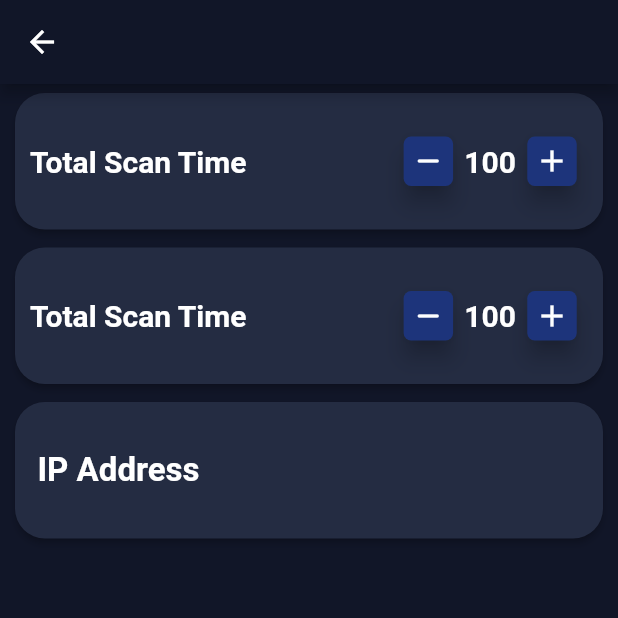
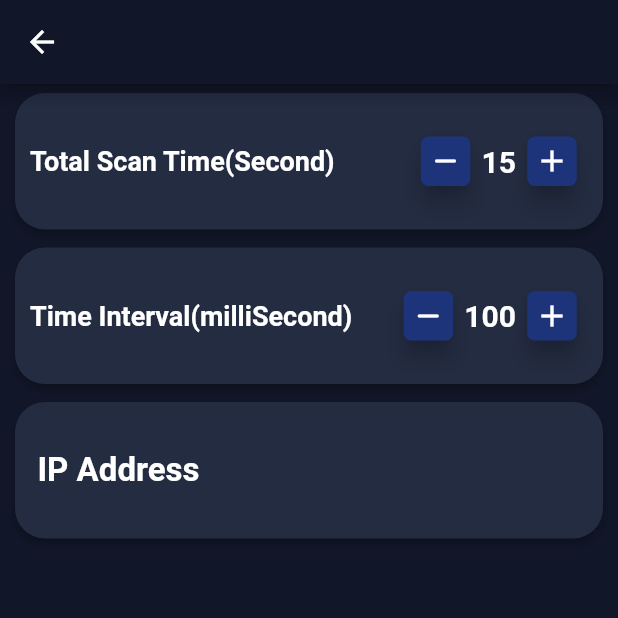
Before and after one commit to zeinab-sheikhi/wifi-fingerprint-positioning-frontend, a Flutter app: the SettingScreen screen opened directly, after a tap on the "remove" icon, on a phone screen of 412 x 824 dp, the top half of it. Run offline on Flutter 3.47's test engine with Material 2 defaults, Android fonts, the phone set to English and light mode, and no system bars; drawn by our look-alikes of auto_size_text; our stand-ins replace circular_countdown_timer, fl_chart, material_design_icons_flutter, shared_preferences; missing offline and left inert: wifi_scan_plugin; accounts and stored records are empty.

Commit message:
shared preferences configured for setting items

```diff
--- /dev/null
+++ b/lib/constants.dart
@@ -0,0 +1,9 @@
+import 'dart:core';
+
+class Constants{
+
+  static const int chooseScanTime = 1;
+  static const int chooseIntervalTime = 2;
+  static final Map<String, String> headers = {"Content-type": "application/json"};
+
+}
--- a/lib/home.dart
+++ b/lib/home.dart
@@ -6,6 +6,8 @@ import 'package:access_point/views/tabs/online_phase_screen.dart';
 import 'package:access_point/views/tabs/wifi_scanner_screen.dart';
 import 'package:flutter/material.dart';
 import 'package:auto_size_text/auto_size_text.dart';
+
+import 'constants.dart';
 
 
 
@@ -18,7 +20,6 @@ class _HomeState extends State<Home> {
 
   @override
   Widget build(BuildContext context) {
-
     double width = MediaQuery
         .of(context)
         .size
--- a/lib/utils/widgets/custom_server_setting_card.dart
+++ b/lib/utils/widgets/custom_server_setting_card.dart
@@ -2,8 +2,7 @@
 import 'package:access_point/utils/widgets/custom_text_field.dart';
 import 'package:flutter/material.dart';
 import 'package:flutter/widgets.dart';
-// ignore: import_of_legacy_library_into_null_safe
-import 'package:flutter_keyboard_aware_dialog/flutter_keyboard_aware_dialog.dart';
+import 'package:shared_preferences/shared_preferences.dart';
 
 
 // ignore: must_be_immutable
@@ -23,6 +22,14 @@ class _ServerSettingState extends State<ServerSetting> {
 
   final TextEditingController ipAddressTextFieldController = TextEditingController();
   final TextEditingController portTextFieldController = TextEditingController();
+  String _ipAddress = "";
+  String _port = "";
+
+  @override
+  void initState() {
+    super.initState();
+    _loadServerSettings();
+  }
 
 
   @override
@@ -70,6 +77,7 @@ class _ServerSettingState extends State<ServerSetting> {
       builder:(context) {
         return AlertDialog(
           // backgroundColor: Color(0xff15317c),
+          backgroundColor: Color(0xff111628),
           contentPadding: const EdgeInsets.all(16.0),
           content:  Column(
             mainAxisSize: MainAxisSize.min,
@@ -79,9 +87,9 @@ class _ServerSettingState extends State<ServerSetting> {
               Padding(
                 padding: const EdgeInsets.symmetric(vertical: 10),
                 child: MyTextField(
-                    hintText: '192.168.1.3',
+                    hintText: _ipAddress,
                     labelText: 'IP Address',
-                    prefixIcon: Icon(Icons.edit_outlined, color: Colors.white,),
+                    prefixIcon: Icon(Icons.edit_outlined, color: Color(0xff43adb7),),
                     controller: ipAddressTextFieldController,
                     keyboardType: TextInputType.numberWithOptions(
                       decimal: true,
@@ -90,9 +98,9 @@ class _ServerSettingState extends State<ServerSetting> {
                 ),
               ),
               MyTextField(
-                  hintText: '3005',
+                  hintText: _port,
                   labelText: 'Port',
-                  prefixIcon: Icon(Icons.edit_outlined, color: Colors.white,),
+                  prefixIcon: Icon(Icons.edit_outlined, color: Color(0xff43adb7),),
                   controller: portTextFieldController,
                   keyboardType: TextInputType.numberWithOptions(
                       decimal: true,
@@ -102,14 +110,15 @@ class _ServerSettingState extends State<ServerSetting> {
             ],
           ),
           actions: <Widget>[
-            new FlatButton(
-                child: const Text('CANCEL'),
+             ElevatedButton(
+                child: const Text('CANCEL', style: TextStyle(color: Color(0xff43adb7),),),
                 onPressed: () {
                   Navigator.pop(context);
                 }),
-            new FlatButton(
-                child: const Text('OK'),
+            ElevatedButton(
+                child: const Text('OK', style: TextStyle(color: Color(0xff43adb7),)),
                 onPressed: () {
+                  setServerSetting();
                   Navigator.pop(context);
                 })
           ],
@@ -117,4 +126,23 @@ class _ServerSettingState extends State<ServerSetting> {
       }
     );
   }
+  _loadServerSettings() async {
+    SharedPreferences prefs = await SharedPreferences.getInstance();
+    setState(() {
+      _ipAddress = (prefs.getString('ipAddress') ?? '192.168.1.3');
+      _port = (prefs.getString('port') ?? '3005');
+    });
+  }
+  setServerSetting() async {
+    SharedPreferences prefs = await SharedPreferences.getInstance();
+    setState(() {
+      _ipAddress = ipAddressTextFieldController.text;
+      prefs.setString('ipAddress', _ipAddress);
+      _port = portTextFieldController.text;
+      prefs.setString('port', _port);
+    });
+    print(_ipAddress + ":" + _port);
+
+  }
+
 }
--- a/lib/utils/widgets/custom_time_setting_card.dart
+++ b/lib/utils/widgets/custom_time_setting_card.dart
@@ -1,13 +1,37 @@
+
+import 'package:access_point/constants.dart';
+// ignore: import_of_legacy_library_into_null_safe
+import 'package:auto_size_text/auto_size_text.dart';
+import 'package:shared_preferences/shared_preferences.dart';
+
 import 'package:flutter/material.dart';
 
 import 'custom_round_button.dart';
 
+// ignore: must_be_immutable
 class SettingTimeCard extends StatefulWidget {
+
+  String text;
+  int baseTime;
+  int chooseTerm;
+
+  SettingTimeCard({
+    required this.text,
+    required this.baseTime,
+    required this.chooseTerm
+});
   @override
   _SettingTimeCardState createState() => _SettingTimeCardState();
 }
 
 class _SettingTimeCardState extends State<SettingTimeCard> {
+  int timeText = 0;
+
+  @override
+  void initState() {
+    super.initState();
+    _loadSampleTime();
+  }
 
   @override
   Widget build(BuildContext context) {
@@ -26,26 +50,37 @@ class _SettingTimeCardState extends State<SettingTimeCard> {
           child: Row(
             mainAxisAlignment: MainAxisAlignment.spaceBetween,
             children: [
-            Text(
-            'Total Scan Time',
+            AutoSizeText(
+            widget.text,
+            maxLines: 1,
             style: TextStyle(
               color: Colors.white,
-              fontSize: 20.0,
+              fontSize: 18.0,
               fontWeight: FontWeight.bold
             ),
           ),
               Row(
                 mainAxisAlignment: MainAxisAlignment.spaceBetween,
                 children: [
-                RoundButton(icon: Icon(Icons.remove_rounded, color: Color(0xfffdfeff),), onPressed: () {print('minus');}, width: width, height: height),
-                Text('100',
+                RoundButton(
+                    icon: Icon(Icons.remove_rounded, color: Color(0xfffdfeff),),
+                    onPressed: () {decreaseTime();},
+                    width: width,
+                    height: height),
+                AutoSizeText(
+                  timeText.toString(),
+                  maxLines: 1,
                   style: TextStyle(
                     color: Colors.white,
                     fontSize: 20,
                     fontWeight: FontWeight.bold
                   ),
                 ),
-                RoundButton(icon: Icon(Icons.add, color: Color(0xfffdfeff),), onPressed: () {print('Plus');}, width: width, height: height),
+                RoundButton(
+                    icon: Icon(Icons.add, color: Color(0xfffdfeff),),
+                    onPressed: () { increaseTime();},
+                    width: width,
+                    height: height),
               ],
             ),
             ]
@@ -55,4 +90,93 @@ class _SettingTimeCardState extends State<SettingTimeCard> {
     );
   }
 
+  _loadSampleTime() async {
+    SharedPreferences prefs = await SharedPreferences.getInstance();
+    switch (widget.chooseTerm) {
+      case Constants.chooseScanTime: {
+        setState(() {
+          timeText = (prefs.getInt('scanTime') ?? 20);
+        });
+      }
+      break;
+      case Constants.chooseIntervalTime :{
+        setState(() {
+          timeText = (prefs.getInt('intervalTime') ?? 100);
+        });
+      }
+    }
+  }
+
+  decreaseTime() async {
+    SharedPreferences prefs = await SharedPreferences.getInstance();
+    int _time = 0;
+    switch (widget.chooseTerm) {
+      case Constants.chooseScanTime: {
+        _time = (prefs.getInt('scanTime') ?? 20);
+        _time -= widget.baseTime;
+        if(_time <= 0) {
+          _showToast("Scan Time must be a Positive Integer", context);
+          _time = 5;
+        }
+        prefs.setInt('scanTime', _time);
+      }
+      break;
+      case Constants.chooseIntervalTime: {
+        _time = (prefs.getInt('intervalTime') ?? 100);
+        _time -= widget.baseTime;
+        if(_time <= 0) {
+          _showToast("Interval Time must be a Positive Integer", context);
+          _time = 100;
+        }
+        prefs.setInt('intervalTime', _time);
+      }
+      break;
+    }
+    setState(() {
+      timeText = _time;
+    });
+
+  }
+
+  increaseTime() async {
+    SharedPreferences prefs = await SharedPreferences.getInstance();
+    int _time = 0;
+    switch (widget.chooseTerm) {
+      case Constants.chooseScanTime: {
+        _time = (prefs.getInt('scanTime') ?? 20);
+        _time += widget.baseTime;
+        if(_time > 30) {
+          _showToast("Maximum Scan Time is 30s", context);
+          _time = 30;
+        }
+        prefs.setInt('scanTime', _time);
+      }
+      break;
+      case Constants.chooseIntervalTime: {
+        _time = (prefs.getInt('intervalTime') ?? 100);
+        _time += widget.baseTime;
+        if(_time > 900) {
+          _showToast("Maximum Interval Time is 1000ms", context);
+          _time = 900;
+        }
+        prefs.setInt('intervalTime', _time);
+      }
+
+    }
+    setState(() {
+      timeText = _time;
+    });
+  }
+
+  _showToast(String toastMessage, BuildContext context) {
+    final scaffoldMessenger = ScaffoldMessenger.of(context);
+    scaffoldMessenger.showSnackBar(
+      SnackBar(
+        content:  Text(toastMessage),
+        action: SnackBarAction(
+            label: 'OK', onPressed: scaffoldMessenger.hideCurrentSnackBar),
+      ),
+    );
+  }
+
 }
--- a/lib/views/tabs/online_phase_screen.dart
+++ b/lib/views/tabs/online_phase_screen.dart
@@ -1,6 +1,5 @@
 import 'package:access_point/views/tabs/chart.dart';
 import 'package:flutter/material.dart';
-import 'package:material_design_icons_flutter/material_design_icons_flutter.dart';
 
 
 class OnLinePhaseTab extends StatefulWidget {
--- a/lib/views/tabs/setting/setting_screen.dart
+++ b/lib/views/tabs/setting/setting_screen.dart
@@ -1,4 +1,5 @@
 
+import 'package:access_point/constants.dart';
 import 'package:access_point/utils/widgets/custom_server_setting_card.dart';
 import 'package:access_point/utils/widgets/custom_time_setting_card.dart';
 import 'package:flutter/material.dart';
@@ -29,10 +30,17 @@ class _SettingScreenState extends State<SettingScreen> {
             mainAxisAlignment: MainAxisAlignment.start,
             crossAxisAlignment: CrossAxisAlignment.start,
             children: [
-              SettingTimeCard(),
-              SettingTimeCard(),
+              SettingTimeCard(
+                text: 'Total Scan Time(Second)',
+                baseTime: 5,
+                chooseTerm: Constants.chooseScanTime,
+              ),
+              SettingTimeCard(
+                text: 'Time Interval(milliSecond)',
+                baseTime: 100,
+                chooseTerm: Constants.chooseIntervalTime,
+              ),
               ServerSetting(title: 'IP Address', subTitle: '192.168.1.5',),
-              // ServerSetting(title: 'Server Port', subTitle: '3005',),
             ],
           ),
         ),
--- a/pubspec.yaml
+++ b/pubspec.yaml
@@ -29,6 +29,9 @@ dependencies:
   auto_size_text: ^2.1.0
   material_design_icons_flutter: 4.0.5955
   fl_chart: ^0.35.0
+  shared_preferences: ^2.0.5
+
+
   wifi_scan_plugin:
     git:
       url: https://github.com/zeinab-sheikhi/wifi_scan_flutter_plugin.git
```
Also changed, not shown: lib/utils/widgets/custom_text_field.dart (+31 -13 lines), lib/views/tabs/offline_phase_screen.dart (+24 -7 lines), pubspec.lock.
